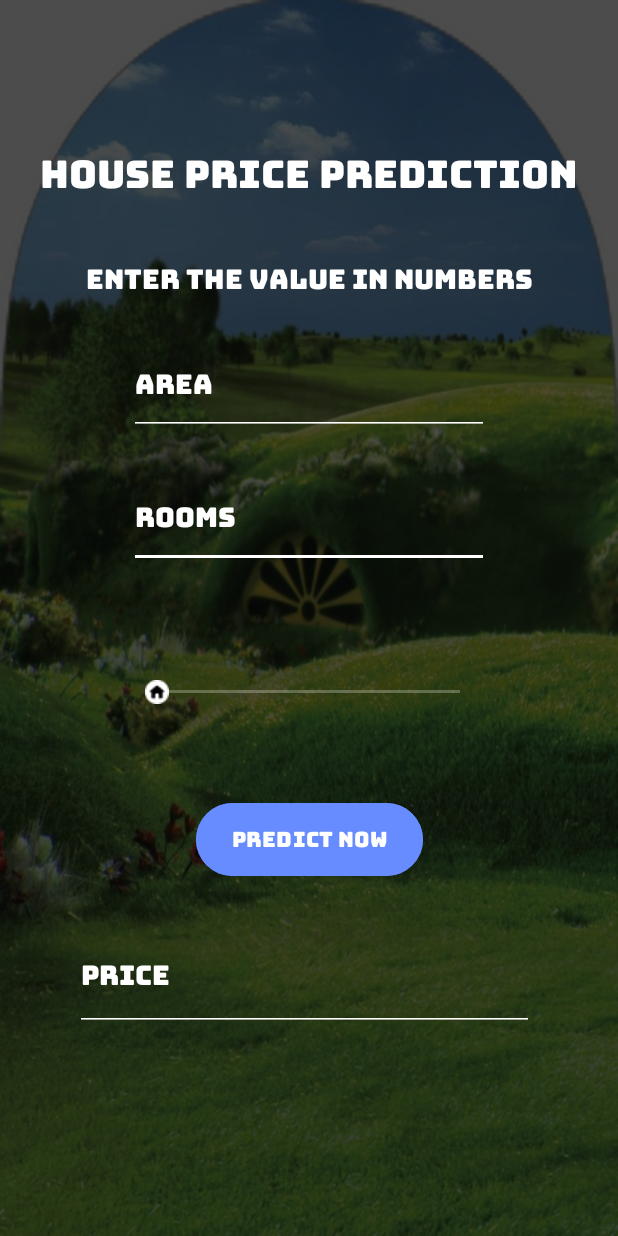
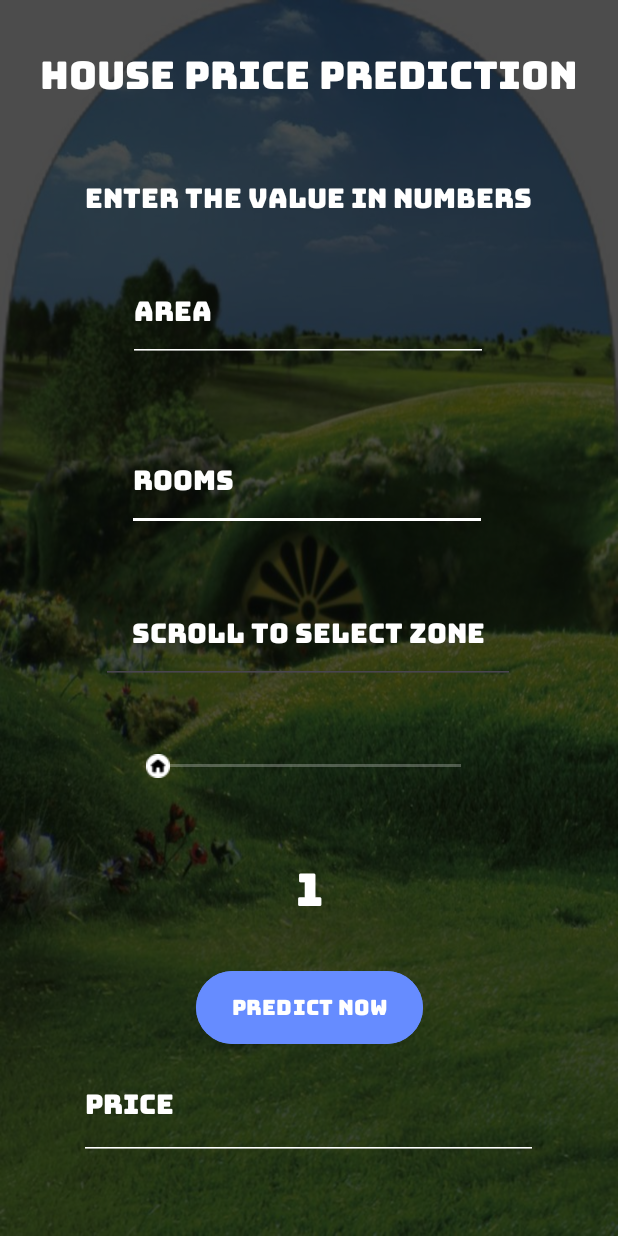
Before and after one commit to NithanB/HomePredictorOne, an Android app: the screen it shows after launch (MainActivity), on a phone screen of 412 x 824 dp. Run offline under Robolectric (Android 15) with nearby library versions, the light colour scheme and no system bars; libraries missing offline, so code that uses them is left out: ai.onnxruntime, androidx.media3.session.

Commit message:
Add zone indicator TextView and update SeekBar handling
Introduced a new TextView (ZoneIndNum) to display the current value of the zone SeekBar in real time. Updated MainActivity to reference and update this TextView as the SeekBar changes. Adjusted layout constraints and added a helper EditText for zone selection instructions.

```diff
--- a/app/src/main/java/com/example/homepredictorone/MainActivity.kt
+++ b/app/src/main/java/com/example/homepredictorone/MainActivity.kt
@@ -7,17 +7,21 @@ import androidx.core.view.ViewCompat
 import androidx.core.view.WindowInsetsCompat
 import android.widget.Button
 import android.widget.EditText
+
 import android.widget.Toast
 import android.widget.SeekBar
 // If you change R.id.outputnum1 to a TextView in your XML:
-// import android.widget.TextView
+import android.widget.TextView
 import ai.onnxruntime.OrtEnvironment
 import ai.onnxruntime.OrtSession
 import ai.onnxruntime.OnnxTensor
 import androidx.media3.session.MediaSession
+import org.w3c.dom.Text
 import java.nio.FloatBuffer
 
 class MainActivity : AppCompatActivity() {
+
+    private lateinit var zoneIndicatorTextView: TextView
 
 
 
@@ -36,12 +40,14 @@ class MainActivity : AppCompatActivity() {
         val inputArea = findViewById<EditText>(R.id.inputnum1)
         val inputRooms = findViewById<EditText>(R.id.inputnum2)
         val inputZone = findViewById<SeekBar>(R.id.seekbar_zone)
-
+        zoneIndicatorTextView = findViewById<TextView>(R.id.ZoneIndNum) // Use the ID from XML
+        zoneIndicatorTextView.text = inputZone.progress.toString()
         //val seekBarZone =
 
         inputZone.setOnSeekBarChangeListener(object : SeekBar.OnSeekBarChangeListener{
             override fun onProgressChanged(seekBar: SeekBar?, progress: Int, fromUser: Boolean) {
                 inputZone.setProgress(progress)
+                zoneIndicatorTextView.text = progress.toString()
             }
 
             override fun onStartTrackingTouch(seekBar: SeekBar?) {
--- a/app/src/main/res/layout/activity_main.xml
+++ b/app/src/main/res/layout/activity_main.xml
@@ -7,6 +7,7 @@
     android:layout_width="match_parent"
     android:layout_height="match_parent"
     tools:context=".MainActivity">
+
 
     <TextView
         android:id="@+id/textView"
@@ -18,7 +19,7 @@
         android:textColor="@android:color/white"
         android:textSize="24sp"
         tools:layout_editor_absoluteX="0dp"
-        tools:layout_editor_absoluteY="0dp" />
+        tools:layout_editor_absoluteY="-35dp" />
 
     <TextView
         android:id="@+id/dispinput1"
@@ -30,8 +31,11 @@
         android:textSize="18dp"
         app:layout_constraintBottom_toTopOf="@+id/inputnum1"
         app:layout_constraintEnd_toEndOf="parent"
+        app:layout_constraintHorizontal_bias="0.495"
         app:layout_constraintStart_toStartOf="parent"
-        app:layout_constraintTop_toBottomOf="@+id/Title" />
+        app:layout_constraintTop_toBottomOf="@+id/Title"
+        app:layout_constraintVertical_bias="0.583" />
+
 
     <EditText
         android:id="@+id/inputnum2"
@@ -45,10 +49,10 @@
         android:textColor="@color/cardview_light_background"
         app:layout_constraintBottom_toBottomOf="parent"
         app:layout_constraintEnd_toEndOf="parent"
+        app:layout_constraintHorizontal_bias="0.491"
         app:layout_constraintStart_toStartOf="parent"
-        app:layout_constraintTop_toBottomOf="@+id/inputnum1"
-        app:layout_constraintVertical_bias="0.045" />
-
+        app:layout_constraintTop_toTopOf="parent"
+        app:layout_constraintVertical_bias="0.379" />
 
     <TextView
         android:id="@+id/Title"
@@ -63,7 +67,7 @@
         app:layout_constraintEnd_toEndOf="parent"
         app:layout_constraintStart_toStartOf="parent"
         app:layout_constraintTop_toTopOf="parent"
-        app:layout_constraintVertical_bias="0.11" />
+        app:layout_constraintVertical_bias="0.023" />
 
     <EditText
         android:id="@+id/inputnum1"
@@ -78,15 +82,15 @@
         android:textColor="@color/cardview_light_background"
         app:layout_constraintBottom_toBottomOf="parent"
         app:layout_constraintEnd_toEndOf="parent"
+        app:layout_constraintHorizontal_bias="0.497"
         app:layout_constraintStart_toStartOf="parent"
         app:layout_constraintTop_toBottomOf="@+id/Title"
-        app:layout_constraintVertical_bias="0.047" />
+        app:layout_constraintVertical_bias="0.069" />
 
     <EditText
         android:id="@+id/outputnum1"
         android:layout_width="306dp"
         android:layout_height="73dp"
-        android:layout_marginEnd="64dp"
         android:backgroundTint="@color/cardview_light_background"
         android:ems="10"
         android:fontFamily="@font/bungeereg"
@@ -94,42 +98,72 @@
         android:text="Price"
         android:textColor="@color/cardview_light_background"
         app:layout_constraintBottom_toBottomOf="parent"
-        app:layout_constraintEnd_toEndOf="@+id/predict_button"
-        app:layout_constraintHorizontal_bias="0.37"
-        app:layout_constraintStart_toStartOf="@+id/predict_button"
+        app:layout_constraintEnd_toEndOf="parent"
+        app:layout_constraintHorizontal_bias="0.495"
+        app:layout_constraintStart_toStartOf="parent"
         app:layout_constraintTop_toBottomOf="@+id/predict_button"
-        app:layout_constraintVertical_bias="0.162" />
+        app:layout_constraintVertical_bias="0.0" />
+
+    <TextView
+        android:id="@+id/ZoneIndNum"
+        android:layout_width="match_parent"
+        android:layout_height="wrap_content"
+        android:fontFamily="@font/bungeereg"
+        android:inputType="numberDecimal"
+        android:textAlignment="center"
+        android:textColor="@color/cardview_light_background"
+        android:textSize="30dp"
+
+        app:layout_constraintBottom_toBottomOf="parent"
+        app:layout_constraintTop_toTopOf="parent"
+        app:layout_constraintVertical_bias="0.743"
+        tools:layout_editor_absoluteX="0dp" />
 
     <Button
         android:id="@+id/predict_button"
         android:layout_width="wrap_content"
         android:layout_height="wrap_content"
-        android:layout_marginTop="108dp"
+        android:layout_marginBottom="124dp"
         android:backgroundTint="#668cff"
         android:fontFamily="@font/bungeereg"
         android:text="Predict Now"
         android:textColor="@color/cardview_light_background"
         app:layout_constraintBottom_toBottomOf="@+id/textView"
         app:layout_constraintEnd_toEndOf="parent"
-        app:layout_constraintStart_toStartOf="parent"
-        app:layout_constraintTop_toBottomOf="@+id/inputnum2"
-        app:layout_constraintVertical_bias="0.158" />
+        app:layout_constraintStart_toStartOf="parent" />
 
     <SeekBar
         android:id="@+id/seekbar_zone"
         android:layout_width="234dp"
         android:layout_height="44dp"
-        android:layout_marginBottom="48dp"
+        android:layout_marginTop="84dp"
         android:max="3"
         android:min="1"
         android:progressBackgroundTint="@color/white"
+
         android:thumb="@drawable/home"
-        app:layout_constraintBottom_toTopOf="@+id/predict_button"
+        app:layout_constraintBottom_toBottomOf="parent"
         app:layout_constraintEnd_toEndOf="parent"
-        app:layout_constraintHorizontal_bias="0.497"
-
+        app:layout_constraintHorizontal_bias="0.502"
         app:layout_constraintStart_toStartOf="parent"
         app:layout_constraintTop_toBottomOf="@+id/inputnum2"
-        app:layout_constraintVertical_bias="1.0" />
+        app:layout_constraintVertical_bias="0.148" />
+
+    <EditText
+        android:id="@+id/ZoneInd"
+        android:layout_width="276dp"
+        android:layout_height="58dp"
+
+        android:ems="10"
+        android:fontFamily="@font/bungeereg"
+        android:text="Scroll to select zone"
+        android:textAlignment="center"
+        android:textColor="@color/white"
+        app:layout_constraintBottom_toBottomOf="parent"
+        app:layout_constraintEnd_toEndOf="parent"
+        app:layout_constraintHorizontal_bias="0.496"
+        app:layout_constraintStart_toStartOf="parent"
+        app:layout_constraintTop_toTopOf="parent"
+        app:layout_constraintVertical_bias="0.52" />
 
 </androidx.constraintlayout.widget.ConstraintLayout>
```
